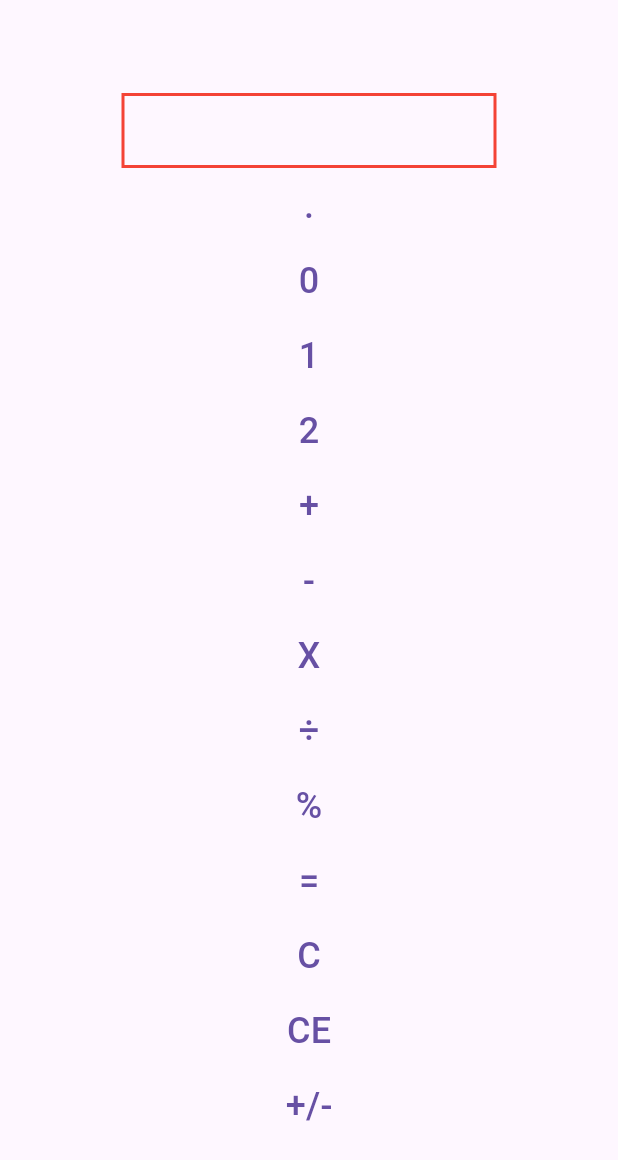
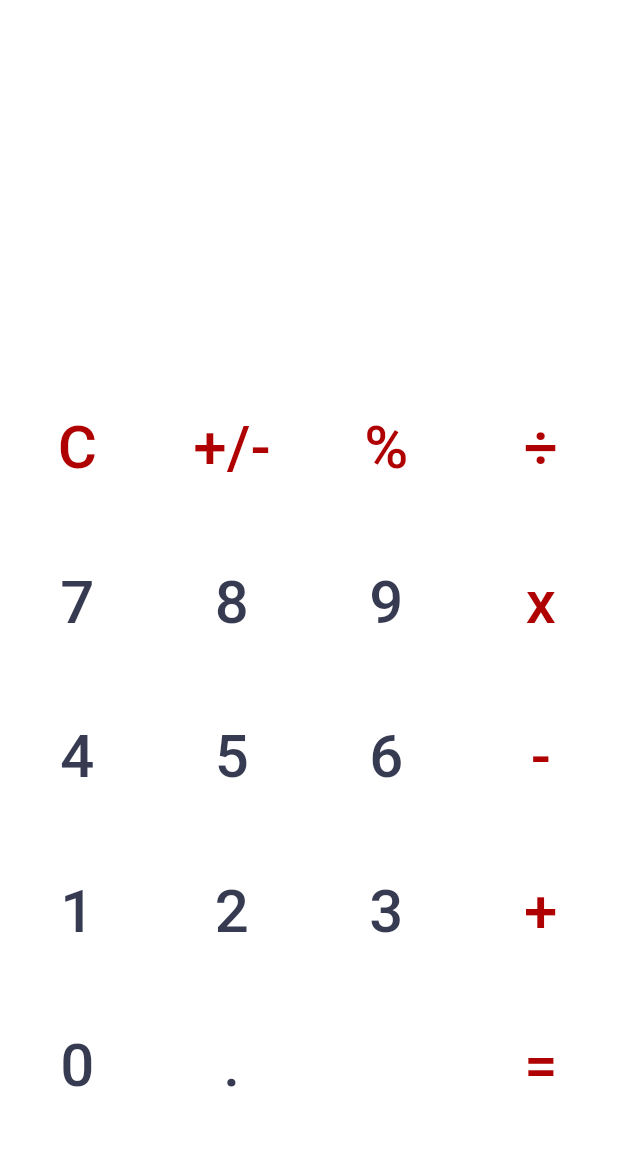
Before and after one commit to DarshDCoding/Kalcy-A_Flutter_Practice_Project, a Flutter app: the screen it shows after launch, on a phone screen of 412 x 824 dp. Shown: the top 1160 px of the screen. Run offline on Flutter 3.47's test engine with Material 3 defaults, Android fonts, the light colour scheme and no system bars.

Commit message:
adding a UI-v1.0

```diff
--- a/lib/main.dart
+++ b/lib/main.dart
@@ -210,120 +210,109 @@ class _KalcyState extends State<Kalcy> {
   //TODO: make percentange calculation better and calculate 121 + 10%. Expected: 133.1 , Current 131. --done by using num insted of int and
   // updating regex to take decimal values.
 
+
+    final colors = {
+      "dark": const Color.fromRGBO(54, 59, 81, 1.0),
+      "light": const Color.fromRGBO(255, 255, 255, 1.0),
+      "operatorsColor": const Color.fromARGB(255, 175, 1, 1),
+    };
+    Container buttonBody ({
+      required String sign,
+      required String type,
+      required bool isDark,
+      String? borderSide,
+    }){
+      return Container(
+        decoration: BoxDecoration(
+          // border:
+        ),
+        child: Padding(
+          padding: EdgeInsets.all(8.0),
+          child: Text(sign, style: TextStyle(
+            color: type == "operator"? colors["operatorsColor"]: isDark ? colors["light"]: colors["dark"],
+            fontSize: 40
+          ),),
+        ),
+      );
+    }
+
   @override
   Widget build(BuildContext context) {
+    final brightness = MediaQuery.of(context).platformBrightness;
+    final isDark = brightness == Brightness.dark;
+
+    final buttons = [
+      //row 1
+      TextButton(onPressed: (){removeAllChar();}, child: buttonBody(sign: "C", type: "operator", isDark: isDark)),
+      TextButton(onPressed: (){changeSign();}, child: buttonBody(sign: "+/-", type: "operator", isDark: isDark)),
+      TextButton(onPressed: (){calPercentage(_displayText);}, child: buttonBody(sign: "%", type: "operator", isDark: isDark)),
+      TextButton(onPressed: (){addOperator("\u00F7");}, child: buttonBody(sign: "\u00F7", type: "operator", isDark: isDark)),
+
+      //row 2
+      TextButton(onPressed: (){addChar("7");}, child: buttonBody(sign: "7", type: "number", isDark: isDark)),
+      TextButton(onPressed: (){addChar("8");}, child: buttonBody(sign: "8", type: "number", isDark: isDark)),
+      TextButton(onPressed: (){addChar("9");}, child: buttonBody(sign: "9", type: "number", isDark: isDark)),
+      TextButton(onPressed: (){addOperator("x");}, child: buttonBody(sign: "x", type: "operator", isDark: isDark)),
+
+      //row 3
+      TextButton(onPressed: (){addChar("4");}, child: buttonBody(sign: "4", type: "number", isDark: isDark)),
+      TextButton(onPressed: (){addChar("5");}, child: buttonBody(sign: "5", type: "number", isDark: isDark)),
+      TextButton(onPressed: (){addChar("6");}, child: buttonBody(sign: "6", type: "number", isDark: isDark)),
+      TextButton(onPressed: (){addOperator("-");}, child: buttonBody(sign: "-", type: "operator", isDark: isDark)),
+
+      //row 4
+      TextButton(onPressed: (){addChar("1");}, child: buttonBody(sign: "1", type: "number", isDark: isDark)),
+      TextButton(onPressed: (){addChar("2");}, child: buttonBody(sign: "2", type: "number", isDark: isDark)),
+      TextButton(onPressed: (){addChar("3");}, child: buttonBody(sign: "3", type: "number", isDark: isDark)),
+      TextButton(onPressed: (){addOperator("+");}, child: buttonBody(sign: "+", type: "operator", isDark: isDark)),
+
+      //row 5
+      TextButton(onPressed: (){addChar("0");}, child: buttonBody(sign: "0", type: "number", isDark: isDark)),
+      TextButton(onPressed: (){addDecimal(_displayText);}, child: buttonBody(sign: ".", type: "number", isDark: isDark)),
+      SizedBox(width: 50,),
+      TextButton(onPressed: (){calValue(_displayText);}, child: Container(
+        // width: 500,
+        decoration: BoxDecoration(
+          // color: Colors.green,
+        ),
+        child: Text("=", style: TextStyle(
+          color: colors["operatorsColor"],
+          fontSize: 40
+          ),
+        ),
+      ),
+      )
+    ];
+
     return MaterialApp(
       debugShowCheckedModeBanner: false,
       home: Scaffold(
-        body: Center(
-          child: Column(
-            mainAxisAlignment: MainAxisAlignment.center,
-            children: [
-              Container(
-                height: 50,
-                width: 250,
-                alignment: Alignment.bottomRight,
-                decoration: BoxDecoration(
-                  border: Border.all(color: Colors.red, width: 2),
+        backgroundColor: isDark? colors["dark"]: colors["light"],
+        body: Column(
+          children: [
+            Expanded(
+              flex: 3,
+              child: Padding(
+                padding: const EdgeInsets.symmetric(horizontal: 24),
+                child: Align(
+                  alignment: AlignmentGeometry.bottomRight,
+                  child: Text(_displayText, style: TextStyle(
+                    fontSize: 62,
+                    fontWeight: FontWeight(600),
+                    color: isDark? colors["light"]: colors["dark"],
+                  ),),
                 ),
-                child: SingleChildScrollView(
-                  reverse: false,
-                  child: Text(_displayText, style: TextStyle(fontSize: 20)),
-                ),
-              ),
-
-              Column(
-                children: [
-                  TextButton(
-                    onPressed: () {
-                      addDecimal(_displayText);
-                    },
-                    child: Text(".", style: TextStyle(fontSize: 24)),
-                  ),
-                  TextButton(
-                    onPressed: () {
-                      addChar("0");
-                    },
-                    child: Text("0", style: TextStyle(fontSize: 24)),
-                  ),
-                  TextButton(
-                    onPressed: () {
-                      addChar("1");
-                    },
-                    child: Text("1", style: TextStyle(fontSize: 24)),
-                  ),
-
-                  TextButton(
-                    onPressed: () {
-                      addChar("2");
-                    },
-                    child: Text("2", style: TextStyle(fontSize: 24)),
-                  ),
-                  TextButton(
-                    onPressed: () {
-                      addOperator("+");
-                    },
-                    child: Text("+", style: TextStyle(fontSize: 24)),
-                  ),
-                  TextButton(
-                    onPressed: () {
-                      addOperator("-");
-                    },
-                    child: Text("-", style: TextStyle(fontSize: 24)),
-                  ),
-
-                  TextButton(
-                    onPressed: () {
-                      addOperator("x");
-                    },
-                    child: Text("X", style: TextStyle(fontSize: 24)),
-                  ),
-
-                  TextButton(
-                    onPressed: () {
-                      addOperator("\u00F7");
-                    },
-                    child: Text("\u00F7", style: TextStyle(fontSize: 24)),
-                  ),
-                  TextButton(
-                    onPressed: () {
-                      calPercentage(_displayText);
-                    },
-                    child: Text("%", style: TextStyle(fontSize: 24)),
-                  ),
-
-                  TextButton(
-                    onPressed: () {
-                      print(checkExpression(_displayText));
-                      calValue(_displayText);
-                    },
-                    child: Text("=", style: TextStyle(fontSize: 24)),
-                  ),
-
-                  TextButton(
-                    onPressed: () {
-                      removeChar();
-                    },
-                    child: Text("C", style: TextStyle(fontSize: 24)),
-                  ),
-
-                  TextButton(
-                    onPressed: () {
-                      removeAllChar();
-                    },
-                    child: Text("CE", style: TextStyle(fontSize: 24)),
-                  ),
-
-                  TextButton(
-                    onPressed: () {
-                      changeSign();
-                    },
-                    child: Text("+/-", style: TextStyle(fontSize: 24)),
-                  ),
-                ],
-              ),
-            ],
-          ),
+              )),
+            Expanded(
+              flex: 7,
+              child:GridView.builder(
+                itemCount: buttons.length,
+                gridDelegate: SliverGridDelegateWithFixedCrossAxisCount(crossAxisCount: 4),
+                itemBuilder: (context, index) {
+                  return buttons[index];
+                },
+                ))
+          ],
         ),
       ),
     );
```
